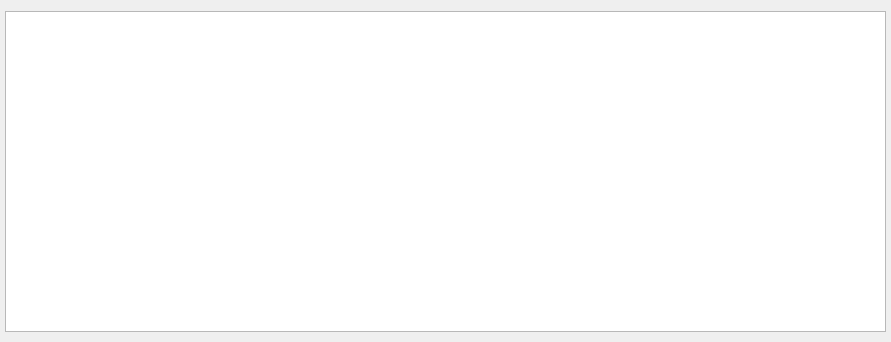
Sergey-ENOT/bsbd_cw, file interface/ui_files/history_receptions.ui: the form before one commit.
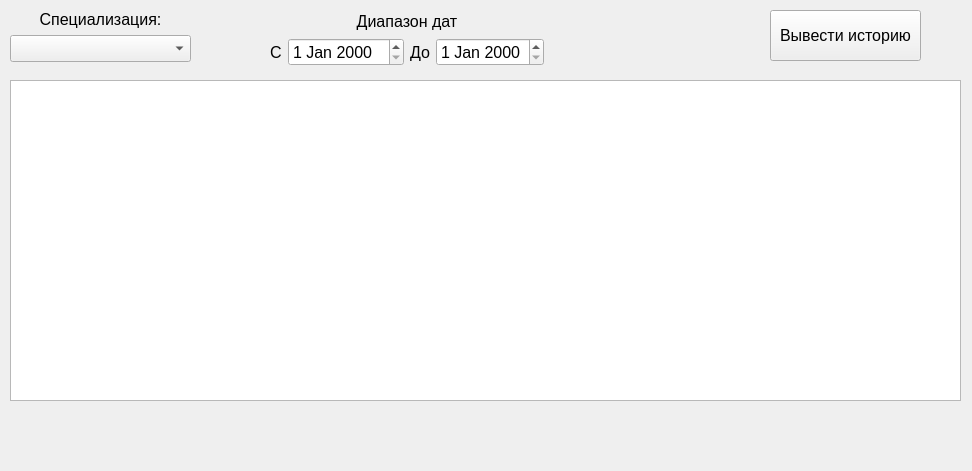
The form after the commit.

Patch:
```diff
--- a/interface/ui_files/history_receptions.ui
+++ b/interface/ui_files/history_receptions.ui
@@ -6,8 +6,8 @@
    <rect>
     <x>0</x>
     <y>0</y>
-    <width>891</width>
-    <height>342</height>
+    <width>972</width>
+    <height>471</height>
    </rect>
   </property>
   <property name="windowTitle">
@@ -16,13 +16,148 @@
   <widget class="QTableWidget" name="tableWidget_h_r">
    <property name="geometry">
     <rect>
-     <x>5</x>
-     <y>11</y>
-     <width>881</width>
+     <x>10</x>
+     <y>80</y>
+     <width>951</width>
      <height>321</height>
     </rect>
    </property>
   </widget>
+  <widget class="QPushButton" name="pushButton_select_history">
+   <property name="geometry">
+    <rect>
+     <x>770</x>
+     <y>10</y>
+     <width>151</width>
+     <height>51</height>
+    </rect>
+   </property>
+   <property name="font">
+    <font>
+     <pointsize>12</pointsize>
+    </font>
+   </property>
+   <property name="text">
+    <string>Вывести историю</string>
+   </property>
+  </widget>
+  <widget class="QWidget" name="">
+   <property name="geometry">
+    <rect>
+     <x>270</x>
+     <y>10</y>
+     <width>274</width>
+     <height>56</height>
+    </rect>
+   </property>
+   <layout class="QVBoxLayout" name="verticalLayout">
+    <item>
+     <widget class="QLabel" name="label_date_range">
+      <property name="font">
+       <font>
+        <pointsize>12</pointsize>
+       </font>
+      </property>
+      <property name="text">
+       <string>Диапазон дат</string>
+      </property>
+      <property name="alignment">
+       <set>Qt::AlignCenter</set>
+      </property>
+     </widget>
+    </item>
+    <item>
+     <layout class="QHBoxLayout" name="horizontalLayout_3">
+      <item>
+       <layout class="QHBoxLayout" name="horizontalLayout_2">
+        <item>
+         <widget class="QLabel" name="label_start_date">
+          <property name="font">
+           <font>
+            <pointsize>12</pointsize>
+           </font>
+          </property>
+          <property name="text">
+           <string>С</string>
+          </property>
+         </widget>
+        </item>
+        <item>
+         <widget class="QDateEdit" name="dateEdit_start_date">
+          <property name="font">
+           <font>
+            <pointsize>12</pointsize>
+           </font>
+          </property>
+         </widget>
+        </item>
+       </layout>
+      </item>
+      <item>
+       <layout class="QHBoxLayout" name="horizontalLayout">
+        <item>
+         <widget class="QLabel" name="label_end_date">
+          <property name="font">
+           <font>
+            <pointsize>12</pointsize>
+           </font>
+          </property>
+          <property name="text">
+           <string>До</string>
+          </property>
+         </widget>
+        </item>
+        <item>
+         <widget class="QDateEdit" name="dateEdit_end_date">
+          <property name="font">
+           <font>
+            <pointsize>12</pointsize>
+           </font>
+          </property>
+         </widget>
+        </item>
+       </layout>
+      </item>
+     </layout>
+    </item>
+   </layout>
+  </widget>
+  <widget class="QWidget" name="">
+   <property name="geometry">
+    <rect>
+     <x>10</x>
+     <y>10</y>
+     <width>181</width>
+     <height>52</height>
+    </rect>
+   </property>
+   <layout class="QVBoxLayout" name="verticalLayout_2">
+    <item>
+     <widget class="QLabel" name="label_spec_d">
+      <property name="font">
+       <font>
+        <pointsize>12</pointsize>
+       </font>
+      </property>
+      <property name="text">
+       <string>Специализация:</string>
+      </property>
+      <property name="alignment">
+       <set>Qt::AlignCenter</set>
+      </property>
+     </widget>
+    </item>
+    <item>
+     <widget class="QComboBox" name="comboBox_spec_d">
+      <property name="font">
+       <font>
+        <pointsize>12</pointsize>
+       </font>
+      </property>
+     </widget>
+    </item>
+   </layout>
+  </widget>
  </widget>
  <resources/>
  <connections/>
```
